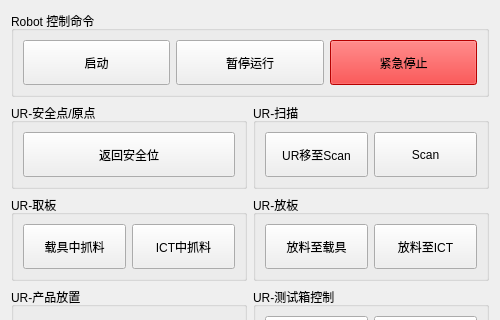
Qt form debugdialog.ui (eveningwyn/ICT_UR10) before a commit; both pictures show x 0 to 500 and y 0 to 320 of the 500 by 527 pixel window.
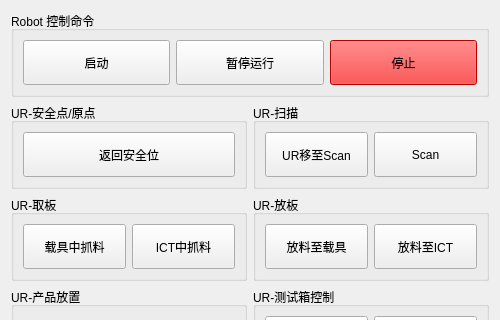
The same form after that commit. Icons and pictures are not drawn.

```diff
--- a/debugdialog.ui
+++ b/debugdialog.ui
@@ -342,7 +342,7 @@
          <string notr="true">background-color: rgb(255, 0, 0);</string>
         </property>
         <property name="text">
-         <string>紧急停止</string>
+         <string>停止</string>
         </property>
        </widget>
       </item>
```
